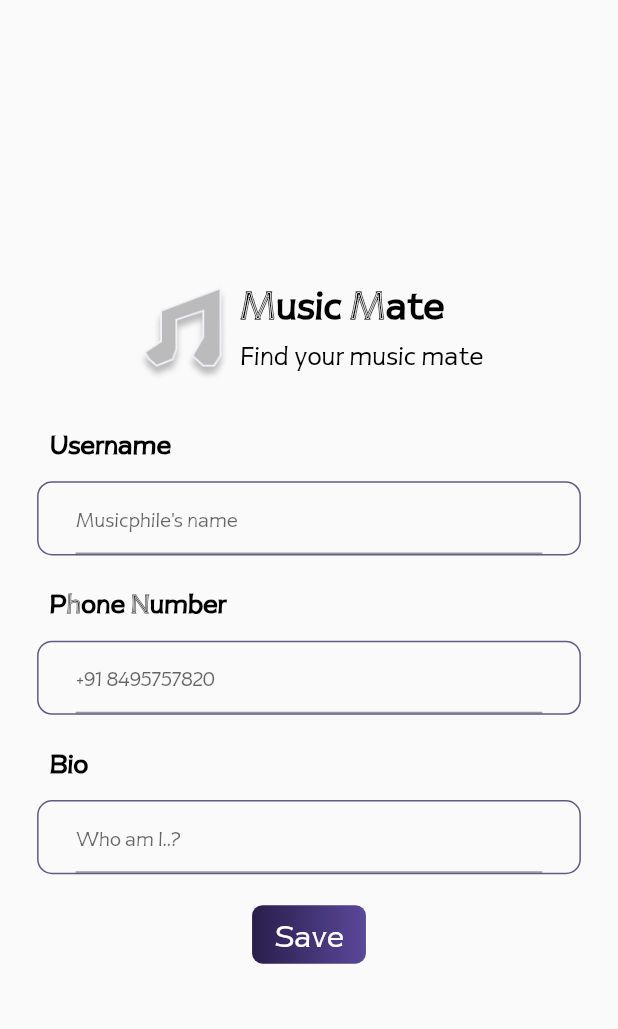
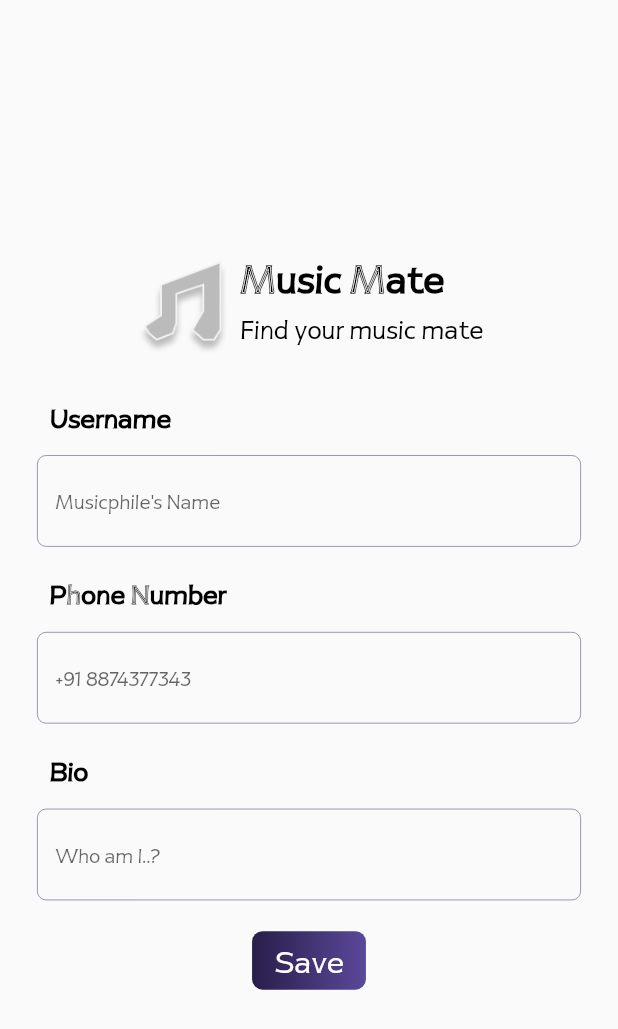
Before and after one commit to jagadeesJr/music_mate, a Flutter app: the ProfileEdit screen opened by its route, on a phone screen of 412 x 824 dp. Shown: the top 1029 px of the screen. Run offline on Flutter 3.47's test engine with Material 2 defaults, Android fonts, the phone set to English and light mode, and no system bars; our stand-ins replace audio_video_progress_bar, carousel_slider, connectivity_plus, dio, dots_indicator, file_picker and 3 more; accounts and stored records are empty.

Commit message:
[feat:] textform fields

```diff
--- a/lib/screens/profile/profile_edit.dart
+++ b/lib/screens/profile/profile_edit.dart
@@ -82,24 +82,34 @@ class _ProfileEditState extends State<ProfileEdit> {
               ),
             ),
             SizedBox(height: SizeConfig.blockSizeVertical! * 1.5),
-            Container(
-              margin: EdgeInsets.symmetric(
-                  horizontal: SizeConfig.blockSizeHorizontal! * 6),
-              height: SizeConfig.blockSizeVertical! * 6,
-              decoration: BoxDecoration(
-                border: Border.all(color: const Color(0xFF635985)),
-                borderRadius: BorderRadius.circular(10),
-              ),
-              child: Padding(
+            Padding(
               padding: EdgeInsets.symmetric(
                     horizontal: SizeConfig.blockSizeHorizontal! * 6),
               child: TextFormField(
                 decoration: InputDecoration(
+                                      hintText: "Musicphile's Name",
 
-                  hintText: "Musicphile's name",
+                                      enabledBorder: OutlineInputBorder(
+                                          borderSide: BorderSide(
+                                              width:
+                                                  SizeConfig.blockSizeVertical! *
+                                                      0.05,
+                                              color: const Color(0xFF635985),
+                                              style: BorderStyle.solid),
+                                          borderRadius: const BorderRadius.all(
+                                              Radius.circular(6))),
+                                      focusedBorder: OutlineInputBorder(
+                                        borderSide: BorderSide(
+                                            width: SizeConfig.blockSizeVertical! *
+                                                0.05,
+                                           color: const Color(0xFF635985),
+                                            style: BorderStyle.solid),
+                                        borderRadius: const BorderRadius.all(
+                                            Radius.circular(6)),
                                       )),
               ),
             ),
+
             SizedBox(height: SizeConfig.blockSizeVertical! * 2),
             Padding(
               padding: EdgeInsets.symmetric(
@@ -114,20 +124,30 @@ class _ProfileEditState extends State<ProfileEdit> {
               ),
             ),
             SizedBox(height: SizeConfig.blockSizeVertical! * 1.5),
-            Container(
-              margin: EdgeInsets.symmetric(
-                  horizontal: SizeConfig.blockSizeHorizontal! * 6),
-              height: SizeConfig.blockSizeVertical! * 6,
-              decoration: BoxDecoration(
-                border: Border.all(color: const Color(0xFF635985)),
-                borderRadius: BorderRadius.circular(10),
-              ),
-              child: Padding(
+            Padding(
               padding: EdgeInsets.symmetric(
                     horizontal: SizeConfig.blockSizeHorizontal! * 6),
               child: TextFormField(
                 decoration: InputDecoration(
-                  hintText: "+91 8495757820",
+                                      hintText: "+91 8874377343",
+
+                                      enabledBorder: OutlineInputBorder(
+                                          borderSide: BorderSide(
+                                              width:
+                                                  SizeConfig.blockSizeVertical! *
+                                                      0.05,
+                                              color: const Color(0xFF635985),
+                                              style: BorderStyle.solid),
+                                          borderRadius: const BorderRadius.all(
+                                              Radius.circular(6))),
+                                      focusedBorder: OutlineInputBorder(
+                                        borderSide: BorderSide(
+                                            width: SizeConfig.blockSizeVertical! *
+                                                0.05,
+                                           color: const Color(0xFF635985),
+                                            style: BorderStyle.solid),
+                                        borderRadius: const BorderRadius.all(
+                                            Radius.circular(6)),
                                       )),
               ),
             ),
@@ -145,20 +165,30 @@ class _ProfileEditState extends State<ProfileEdit> {
               ),
             ),
             SizedBox(height: SizeConfig.blockSizeVertical! * 1.5),
-            Container(
-              margin: EdgeInsets.symmetric(
-                  horizontal: SizeConfig.blockSizeHorizontal! * 6),
-              height: SizeConfig.blockSizeVertical! * 6,
-              decoration: BoxDecoration(
-                border: Border.all(color: const Color(0xFF635985)),
-                borderRadius: BorderRadius.circular(10),
-              ),
-              child: Padding(
+            Padding(
               padding: EdgeInsets.symmetric(
                     horizontal: SizeConfig.blockSizeHorizontal! * 6),
               child: TextFormField(
                 decoration: InputDecoration(
                                       hintText: "Who am I..?",
+
+                                      enabledBorder: OutlineInputBorder(
+                                          borderSide: BorderSide(
+                                              width:
+                                                  SizeConfig.blockSizeVertical! *
+                                                      0.05,
+                                              color: const Color(0xFF635985),
+                                              style: BorderStyle.solid),
+                                          borderRadius: const BorderRadius.all(
+                                              Radius.circular(6))),
+                                      focusedBorder: OutlineInputBorder(
+                                        borderSide: BorderSide(
+                                            width: SizeConfig.blockSizeVertical! *
+                                                0.05,
+                                           color: const Color(0xFF635985),
+                                            style: BorderStyle.solid),
+                                        borderRadius: const BorderRadius.all(
+                                            Radius.circular(6)),
                                       )),
               ),
             ),
```
Lines whose indentation alone changed are shown as unchanged.
